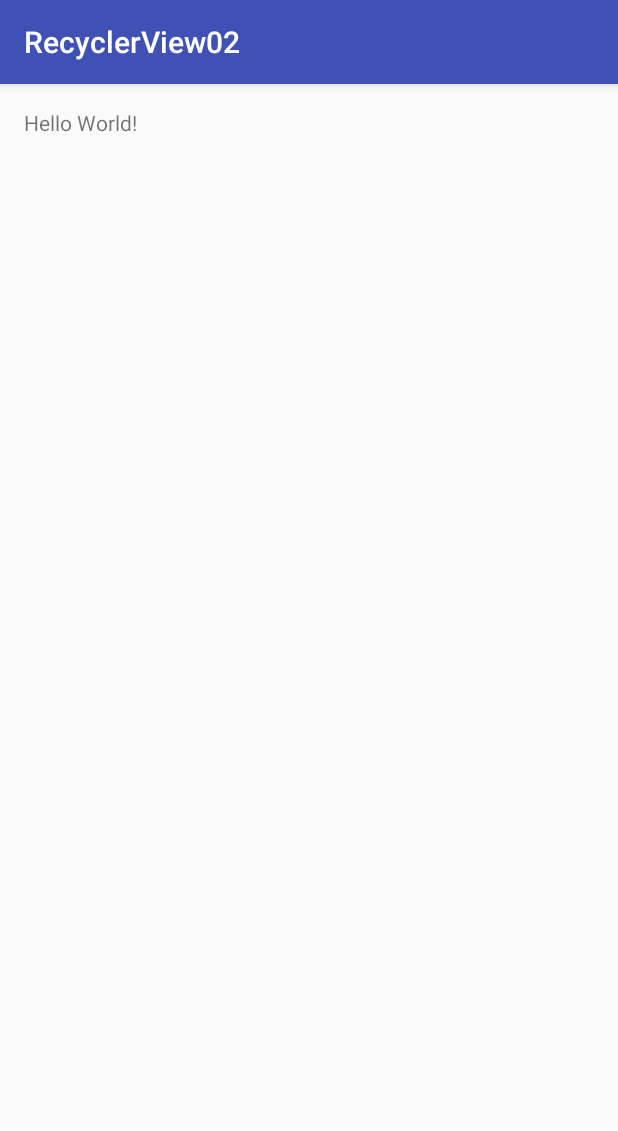
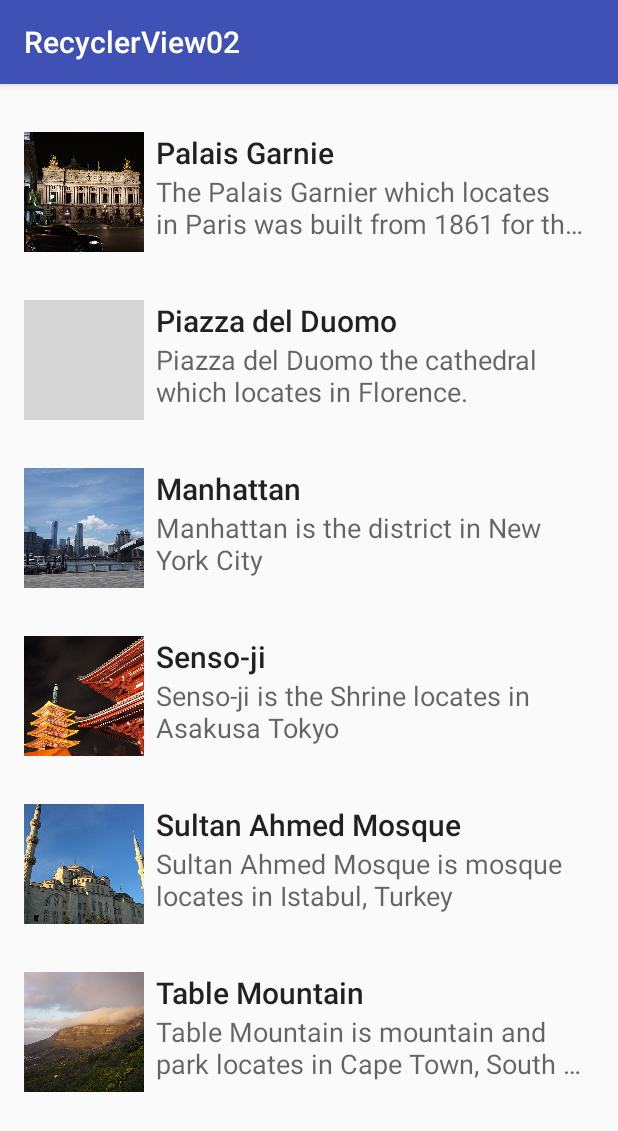
Before and after one commit to annisapuspitarh/RecyclerView2, an Android app: the screen it shows after launch (MainActivity), on a phone screen of 412 x 824 dp. Shown: the top 1131 px of the screen. Run offline under Robolectric (Android 15) with nearby library versions, the phone set to English and light mode, and no system bars; grey boxes are pictures that could not be loaded.

Commit message:
RecyclerView List

```diff
--- a/app/build.gradle
+++ b/app/build.gradle
@@ -25,5 +25,6 @@ dependencies {
         exclude group: 'com.android.support', module: 'support-annotations'
     })
     compile 'com.android.support:appcompat-v7:23.4.0'
+    compile 'com.android.support:recyclerview-v7:23.4.0'
     testCompile 'junit:junit:4.12'
 }
--- a/app/src/main/java/id/sch/smktelkom_mlg/learn/recyclerview02/MainActivity.java
+++ b/app/src/main/java/id/sch/smktelkom_mlg/learn/recyclerview02/MainActivity.java
@@ -1,13 +1,56 @@
 package id.sch.smktelkom_mlg.learn.recyclerview02;
 
+import android.content.res.Resources;
+import android.content.res.TypedArray;
+import android.graphics.drawable.Drawable;
 import android.os.Bundle;
 import android.support.v7.app.AppCompatActivity;
+import android.support.v7.widget.LinearLayoutManager;
+import android.support.v7.widget.RecyclerView;
+
+import java.util.ArrayList;
+
+import id.sch.smktelkom_mlg.learn.recyclerview02.adapter.HotelAdapter;
+import id.sch.smktelkom_mlg.learn.recyclerview02.model.Hotel;
 
 public class MainActivity extends AppCompatActivity {
+
+    ArrayList<Hotel> mList = new ArrayList<>();
+    HotelAdapter mAdapter;
 
     @Override
     protected void onCreate(Bundle savedInstanceState) {
         super.onCreate(savedInstanceState);
         setContentView(R.layout.activity_main);
+
+        RecyclerView recyclerView = (RecyclerView) findViewById(R.id.recyclerView);
+        LinearLayoutManager layoutManager = new LinearLayoutManager(this);
+        recyclerView.setLayoutManager(layoutManager);
+        mAdapter = new HotelAdapter(mList);
+        recyclerView.setAdapter(mAdapter);
+
+        fillData();
     }
-}
+
+    private void fillData() {
+        Resources resources = getResources();
+        String[] arJudul = resources.getStringArray(R.array.places);
+        String[] arDeskripsi = resources.getStringArray(R.array.place_desc);
+        TypedArray a = resources.obtainTypedArray(R.array.places_picture);
+        Drawable[] arFoto = new Drawable[a.length()];
+
+        for (int i = 0; i < arFoto.length; i++) {
+//            BitmapDrawable bd = (BitmapDrawable) a.getDrawable(i);
+//            RoundedBitmapDrawable rbd = RoundedBitmapDrawableFactory.create(getResources(), bd.getBitmap());
+//            rbd.setCircular(true);
+//            arFoto[i] = rbd;
+            arFoto[i] = a.getDrawable(i);
+        }
+        a.recycle();
+
+        for (int i = 0; i < arJudul.length; i++) {
+            mList.add(new Hotel(arJudul[i], arDeskripsi[i], arFoto[i]));
+        }
+        mAdapter.notifyDataSetChanged();
+    }
+    }
--- /dev/null
+++ b/app/src/main/java/id/sch/smktelkom_mlg/learn/recyclerview02/adapter/HotelAdapter.java
@@ -0,0 +1,60 @@
+package id.sch.smktelkom_mlg.learn.recyclerview02.adapter;
+
+import android.support.v7.widget.RecyclerView;
+import android.view.LayoutInflater;
+import android.view.View;
+import android.view.ViewGroup;
+import android.widget.ImageView;
+import android.widget.TextView;
+
+import java.util.ArrayList;
+
+import id.sch.smktelkom_mlg.learn.recyclerview02.R;
+import id.sch.smktelkom_mlg.learn.recyclerview02.model.Hotel;
+
+/**
+ * Created by Anisa_anisa on 05/11/2016.
+ */
+
+public class HotelAdapter extends RecyclerView.Adapter<HotelAdapter.ViewHolder> {
+    ArrayList<Hotel> hotelList;
+
+    public HotelAdapter(ArrayList<Hotel> hotelList) {
+        this.hotelList = hotelList;
+    }
+
+    @Override
+    public ViewHolder onCreateViewHolder(ViewGroup parent, int viewType) {
+        View v = LayoutInflater.from(parent.getContext()).inflate(R.layout.item_list, parent, false);
+        ViewHolder vh = new ViewHolder(v);
+        return vh;
+    }
+
+    @Override
+    public void onBindViewHolder(ViewHolder holder, int position) {
+        Hotel hotel = hotelList.get(position);
+        holder.tvJudul.setText(hotel.judul);
+        holder.tvDeskripsi.setText(hotel.deskripsi);
+        holder.ivFoto.setImageDrawable(hotel.foto);
+    }
+
+    @Override
+    public int getItemCount() {
+        if (hotelList != null)
+            return hotelList.size();
+        return 0;
+    }
+
+    public class ViewHolder extends RecyclerView.ViewHolder {
+        ImageView ivFoto;
+        TextView tvJudul;
+        TextView tvDeskripsi;
+
+        public ViewHolder(View itemView) {
+            super(itemView);
+            ivFoto = (ImageView) itemView.findViewById(R.id.imageView);
+            tvJudul = (TextView) itemView.findViewById(R.id.textViewJudul);
+            tvDeskripsi = (TextView) itemView.findViewById(R.id.textViewDeskripsi);
+        }
+    }
+}
--- /dev/null
+++ b/app/src/main/java/id/sch/smktelkom_mlg/learn/recyclerview02/model/Hotel.java
@@ -0,0 +1,19 @@
+package id.sch.smktelkom_mlg.learn.recyclerview02.model;
+
+import android.graphics.drawable.Drawable;
+
+/**
+ * Created by Anisa_anisa on 05/11/2016.
+ */
+
+public class Hotel {
+    public String judul;
+    public String deskripsi;
+    public Drawable foto;
+
+    public Hotel(String judul, String deskripsi, Drawable foto) {
+        this.judul = judul;
+        this.deskripsi = deskripsi;
+        this.foto = foto;
+    }
+}
--- a/app/src/main/res/layout/activity_main.xml
+++ b/app/src/main/res/layout/activity_main.xml
@@ -1,17 +1,11 @@
 <?xml version="1.0" encoding="utf-8"?>
-<RelativeLayout xmlns:android="http://schemas.android.com/apk/res/android"
+<android.support.v7.widget.RecyclerView xmlns:android="http://schemas.android.com/apk/res/android"
     xmlns:tools="http://schemas.android.com/tools"
-    android:id="@+id/activity_main"
+    android:id="@+id/recyclerView"
     android:layout_width="match_parent"
     android:layout_height="match_parent"
+    android:clipToPadding="false"
     android:paddingBottom="@dimen/activity_vertical_margin"
-    android:paddingLeft="@dimen/activity_horizontal_margin"
-    android:paddingRight="@dimen/activity_horizontal_margin"
     android:paddingTop="@dimen/activity_vertical_margin"
-    tools:context="id.sch.smktelkom_mlg.learn.recyclerview02.MainActivity">
-
-    <TextView
-        android:layout_width="wrap_content"
-        android:layout_height="wrap_content"
-        android:text="Hello World!" />
-</RelativeLayout>
+    android:scrollbars="vertical"
+    tools:context="id.sch.smktelkom_mlg.learn.recyclerview02.MainActivity" />
--- /dev/null
+++ b/app/src/main/res/layout/item_list.xml
@@ -0,0 +1,42 @@
+<?xml version="1.0" encoding="utf-8"?>
+<RelativeLayout xmlns:android="http://schemas.android.com/apk/res/android"
+    xmlns:tools="http://schemas.android.com/tools"
+    android:layout_width="match_parent"
+    android:layout_height="wrap_content"
+    android:background="?android:attr/selectableItemBackground"
+    android:padding="16dp">
+
+    <ImageView
+        android:id="@+id/imageView"
+        android:layout_width="80dp"
+        android:layout_height="80dp"
+        android:scaleType="centerCrop"
+        tools:src="@drawable/a" />
+
+    <TextView
+        android:id="@+id/textViewJudul"
+        android:layout_width="match_parent"
+        android:layout_height="wrap_content"
+        android:layout_alignParentTop="true"
+        android:layout_marginLeft="8dp"
+        android:layout_marginStart="8dp"
+        android:layout_toEndOf="@id/imageView"
+        android:layout_toRightOf="@+id/imageView"
+        android:ellipsize="end"
+        android:maxLines="1"
+        android:textAppearance="@style/TextAppearance.AppCompat.Title"
+        tools:text="Judul" />
+
+    <TextView
+        android:id="@+id/textViewDeskripsi"
+        android:layout_width="match_parent"
+        android:layout_height="wrap_content"
+        android:layout_alignLeft="@+id/textViewJudul"
+        android:layout_alignStart="@+id/textViewJudul"
+        android:layout_below="@+id/textViewJudul"
+        android:ellipsize="end"
+        android:maxLines="2"
+        android:textAppearance="@style/TextAppearance.AppCompat.Medium"
+        tools:text="Deskripsi" />
+
+</RelativeLayout>
--- /dev/null
+++ b/app/src/main/res/values/arrays.xml
@@ -0,0 +1,95 @@
+<?xml version="1.0" encoding="utf-8"?><!--
+  ~ Copyright (C) 2016 The Android Open Source Project
+  ~
+  ~ Licensed under the Apache License, Version 2.0 (the "License");
+  ~ you may not use this file except in compliance with the License.
+  ~ You may obtain a copy of the License at
+  ~
+  ~      http://www.apache.org/licenses/LICENSE-2.0
+  ~
+  ~ Unless required by applicable law or agreed to in writing, software
+  ~ distributed under the License is distributed on an "AS IS" BASIS,
+  ~ WITHOUT WARRANTIES OR CONDITIONS OF ANY KIND, either express or implied.
+  ~ See the License for the specific language governing permissions and
+  ~ limitations under the License.
+  -->
+<resources>
+    <string-array name="places">
+        <item>Palais Garnie</item>
+        <item>Piazza del Duomo</item>
+        <item>Manhattan</item>
+        <item>Senso-ji</item>
+        <item>Sultan Ahmed Mosque</item>
+        <item>Table Mountain</item>
+    </string-array>
+    <string-array name="place_desc">
+        <item>The Palais Garnier which locates in Paris was built from 1861 for
+        the Paris Opera.
+        </item>
+        <item>Piazza del Duomo the cathedral which locates in Florence.</item>
+        <item>Manhattan is the district in New York City</item>
+        <item>Senso-ji is the Shrine locates in Asakusa Tokyo</item>
+        <item>Sultan Ahmed Mosque is mosque locates in Istabul, Turkey</item>
+        <item>Table Mountain is mountain and park locates in Cape Town, South Africa.</item>
+    </string-array>
+    <string-array name="place_details">
+        <item>Lorem ipsum dolor sit amet, consectetur adipisicing elit, sed do
+        eiusmod tempor incididunt ut labore et dolore magna aliqua. Ut enim ad minim veniam, quis
+        nostrud exercitation ullamco laboris nisi ut aliquip ex ea commodo consequat. Duis aute
+        irure dolor in reprehenderit in voluptate velit esse cillum dolore eu fugiat nulla
+        pariatur. Excepteur sint occaecat cupidatat non proident, sunt in culpa qui officia
+        deserunt mollit anim id est laborum.
+        </item>
+        <item>Lorem ipsum dolor sit amet, consectetur adipisicing elit, sed do
+        eiusmod tempor incididunt ut labore et dolore magna aliqua. Ut enim ad minim veniam, quis
+        nostrud exercitation ullamco laboris nisi ut aliquip ex ea commodo consequat. Duis aute
+        irure dolor in reprehenderit in voluptate velit esse cillum dolore eu fugiat nulla
+        pariatur. Excepteur sint occaecat cupidatat non proident, sunt in culpa qui officia
+        deserunt mollit anim id est laborum.
+        </item>
+        <item>Lorem ipsum dolor sit amet, consectetur adipisicing elit, sed do
+        eiusmod tempor incididunt ut labore et dolore magna aliqua. Ut enim ad minim veniam, quis
+        nostrud exercitation ullamco laboris nisi ut aliquip ex ea commodo consequat. Duis aute
+        irure dolor in reprehenderit in voluptate velit esse cillum dolore eu fugiat nulla
+        pariatur. Excepteur sint occaecat cupidatat non proident, sunt in culpa qui officia
+        deserunt mollit anim id est laborum.
+        </item>
+        <item>Lorem ipsum dolor sit amet, consectetur adipisicing elit, sed do
+        eiusmod tempor incididunt ut labore et dolore magna aliqua. Ut enim ad minim veniam, quis
+        nostrud exercitation ullamco laboris nisi ut aliquip ex ea commodo consequat. Duis aute
+        irure dolor in reprehenderit in voluptate velit esse cillum dolore eu fugiat nulla
+        pariatur. Excepteur sint occaecat cupidatat non proident, sunt in culpa qui officia
+        deserunt mollit anim id est laborum.
+        </item>
+        <item>Lorem ipsum dolor sit amet, consectetur adipisicing elit, sed do
+        eiusmod tempor incididunt ut labore et dolore magna aliqua. Ut enim ad minim veniam, quis
+        nostrud exercitation ullamco laboris nisi ut aliquip ex ea commodo consequat. Duis aute
+        irure dolor in reprehenderit in voluptate velit esse cillum dolore eu fugiat nulla
+        pariatur. Excepteur sint occaecat cupidatat non proident, sunt in culpa qui officia
+        deserunt mollit anim id est laborum.
+        </item>
+        <item>Lorem ipsum dolor sit amet, consectetur adipisicing elit, sed do
+        eiusmod tempor incididunt ut labore et dolore magna aliqua. Ut enim ad minim veniam, quis
+        nostrud exercitation ullamco laboris nisi ut aliquip ex ea commodo consequat. Duis aute
+        irure dolor in reprehenderit in voluptate velit esse cillum dolore eu fugiat nulla
+        pariatur. Excepteur sint occaecat cupidatat non proident, sunt in culpa qui officia
+        deserunt mollit anim id est laborum.
+        </item>
+    </string-array>
+    <string-array name="place_locations">
+        <item>8 Rue Scribe, 75009 Paris, France</item>
+        <item>Piazza del Capitolo - 50122 Florence</item>
+        <item>New York City</item>
+        <item>2-3-1 Asakusa, Taitō-ku, Tokyo, Japan</item>
+        <item>At Meydanı No:7, 34122 Fatih/İstanbul, Turkey</item>
+        <item>Cape Town, South Africa</item>
+    </string-array>
+    <array name="places_picture">
+        <item>@drawable/a</item>
+        <item>@drawable/b</item>
+        <item>@drawable/c</item>
+        <item>@drawable/d</item>
+        <item>@drawable/e</item>
+        <item>@drawable/f</item>
+    </array>
+</resources>
```
Also changed, not shown: app/src/main/res/drawable/a.png (added), app/src/main/res/drawable/c.png (added), app/src/main/res/drawable/d.png (added), app/src/main/res/drawable/e.png (added), app/src/main/res/drawable/f.png (added), 1 other file.
